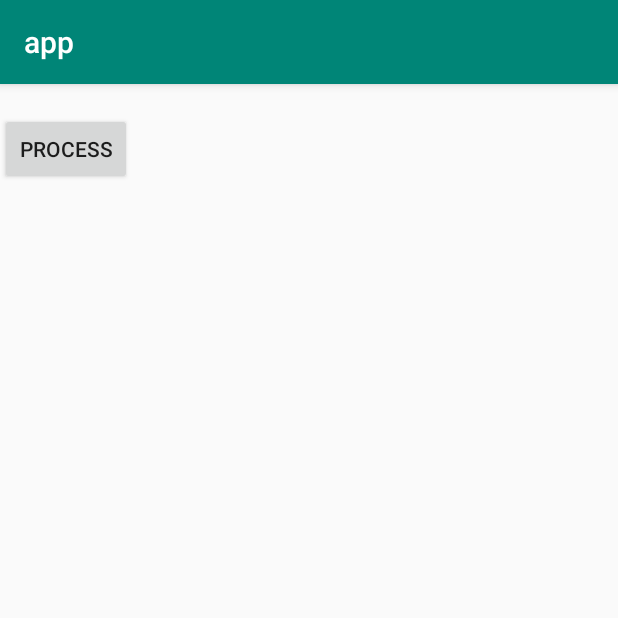
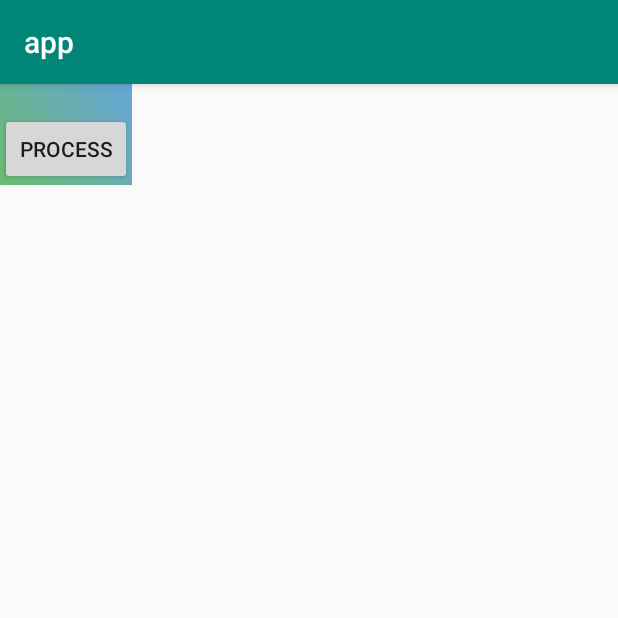
Before and after one commit to AceGabrielFigueroa/sdhacks-2019-LADC, an Android app: the screen it shows after launch (MainActivity), on a phone screen of 412 x 824 dp, the top half of it. Run offline under Robolectric (Android 15) with nearby library versions, the phone set to English and light mode, and no system bars; libraries missing offline, so code that uses them is left out: com.google.android.gms; 1 statement that could not run was skipped.

Commit message:
Enlarged eyes, added gradient

```diff
--- /dev/null
+++ b/app/src/main/res/drawable-v24/gradient.xml
@@ -0,0 +1,19 @@
+<?xml version="1.0" encoding="utf-8"?>
+<selector xmlns:android="http://schemas.android.com/apk/res/android">
+<item>
+    <shape >
+        <gradient
+
+            android:type="linear"
+            android:centerX="21%"
+            android:startColor="#FF6ABD6E"
+            android:centerColor="#FF69B784"
+            android:endColor="#FF66A5D9"
+            android:angle="45"/>
+
+    </shape>
+</item>
+</selector>
+
+    <!--        android:startColor="@colors/colorPrimaryDark"-->
+    <!--        android:endColor="@colors/colorPrimary"-->
--- a/app/src/main/res/layout/activity_main.xml
+++ b/app/src/main/res/layout/activity_main.xml
@@ -2,7 +2,9 @@
     android:layout_width="wrap_content"
     android:layout_height="wrap_content"
     android:orientation="vertical"
-    xmlns:android="http://schemas.android.com/apk/res/android">
+    xmlns:android="http://schemas.android.com/apk/res/android"
+    android:background="@drawable/gradient"
+    >
 
     <TextView android:text=""
         android:layout_width="wrap_content"
--- a/app/src/main/res/values/ic_launcher_background.xml
+++ b/app/src/main/res/values/ic_launcher_background.xml
@@ -1,4 +1,4 @@
 <?xml version="1.0" encoding="utf-8"?>
 <resources>
-    <color name="ic_launcher_background">#6A9CA6</color>
+    <color name="ic_launcher_background">#26A69A</color>
 </resources>
```
Also changed, not shown: app/src/main/ic_launcher-web.png, app/src/main/res/mipmap-hdpi/ic_launcher.png, app/src/main/res/mipmap-hdpi/ic_launcher_foreground.png, app/src/main/res/mipmap-hdpi/ic_launcher_round.png, app/src/main/res/mipmap-mdpi/ic_launcher.png, app/src/main/res/mipmap-mdpi/ic_launcher_foreground.png, app/src/main/res/mipmap-mdpi/ic_launcher_round.png, app/src/main/res/mipmap-xhdpi/ic_launcher.png, app/src/main/res/mipmap-xhdpi/ic_launcher_foreground.png, app/src/main/res/mipmap-xhdpi/ic_launcher_round.png, app/src/main/res/mipmap-xxhdpi/ic_launcher.png, app/src/main/res/mipmap-xxhdpi/ic_launcher_foreground.png, app/src/main/res/mipmap-xxhdpi/ic_launcher_round.png, app/src/main/res/mipmap-xxxhdpi/ic_launcher.png, 2 more files.
